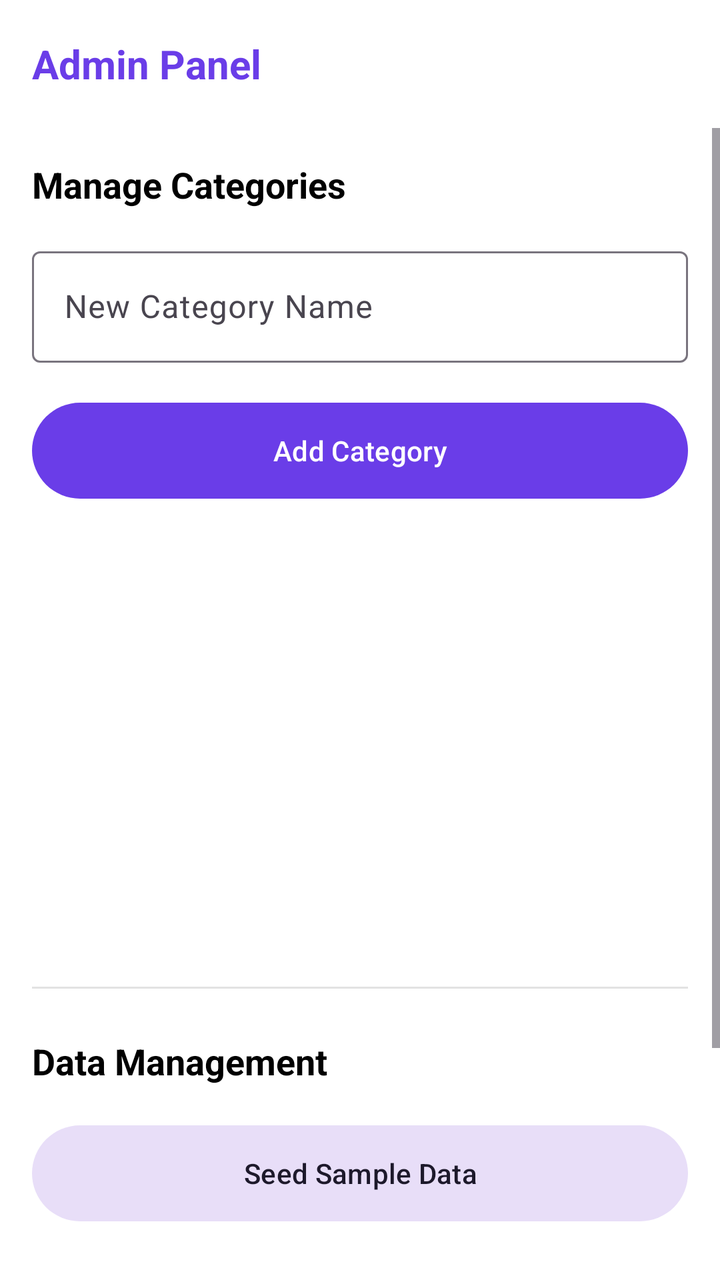
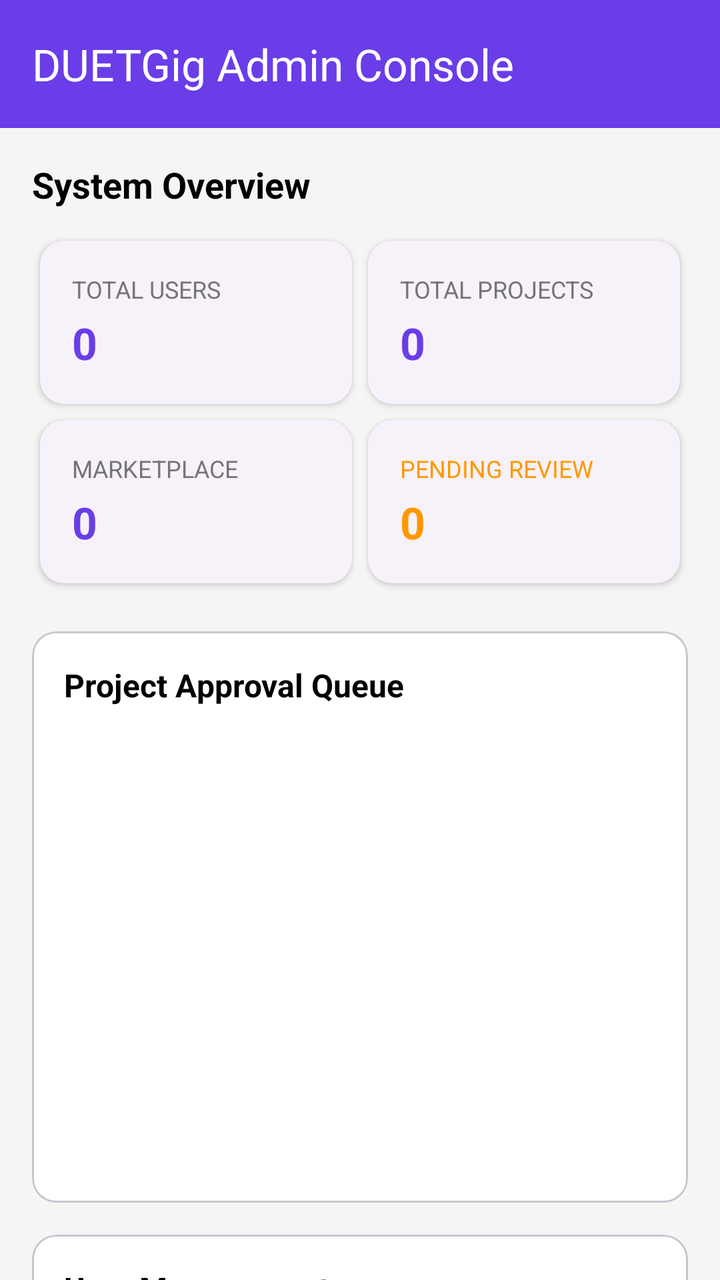

Screens rendered from an Android XML layout before and after an edit, with the pre-edit source and the edit as a unified diff.
<!-- AndroidManifest.xml: application theme Theme.DUETGig -->
<!-- res/layout/fragment_admin.xml -->
<?xml version="1.0" encoding="utf-8"?>
<LinearLayout xmlns:android="http://schemas.android.com/apk/res/android"
    xmlns:app="http://schemas.android.com/apk/res-auto"
    android:layout_width="match_parent"
    android:layout_height="match_parent"
    android:orientation="vertical"
    android:background="@color/window_background">

    <androidx.appcompat.widget.Toolbar
        android:layout_width="match_parent"
        android:layout_height="?attr/actionBarSize"
        android:background="@color/surface_color">

        <TextView
            android:layout_width="wrap_content"
            android:layout_height="wrap_content"
            android:text="Admin Panel"
            android:textSize="20sp"
            android:textStyle="bold"
            android:textColor="@color/primary" />
    </androidx.appcompat.widget.Toolbar>

    <ScrollView
        android:layout_width="match_parent"
        android:layout_height="match_parent">

        <LinearLayout
            android:layout_width="match_parent"
            android:layout_height="wrap_content"
            android:orientation="vertical"
            android:padding="16dp"
            android:background="@color/surface_color">

            <TextView
                android:layout_width="wrap_content"
                android:layout_height="wrap_content"
                android:text="Manage Categories"
                android:textSize="18sp"
                android:textStyle="bold"
                android:textColor="@color/text_primary" />

            <com.google.android.material.textfield.TextInputLayout
                style="@style/Widget.Material3.TextInputLayout.OutlinedBox"
                android:layout_width="match_parent"
                android:layout_height="wrap_content"
                android:hint="New Category Name"
                android:layout_marginTop="16dp">

                <com.google.android.material.textfield.TextInputEditText
                    android:id="@+id/etNewCategory"
                    android:layout_width="match_parent"
                    android:layout_height="wrap_content" />
            </com.google.android.material.textfield.TextInputLayout>

            <com.google.android.material.button.MaterialButton
                android:id="@+id/btnAddCategory"
                android:layout_width="match_parent"
                android:layout_height="56dp"
                android:text="Add Category"
                android:textAllCaps="false"
                android:layout_marginTop="16dp" />

            <androidx.recyclerview.widget.RecyclerView
                android:id="@+id/adminCategoriesRecyclerView"
                android:layout_width="match_parent"
                android:layout_height="200dp"
                android:layout_marginTop="16dp" />

            <View
                android:layout_width="match_parent"
                android:layout_height="1dp"
                android:background="@color/grey"
                android:layout_marginTop="24dp"
                android:alpha="0.2" />

            <TextView
                android:layout_width="wrap_content"
                android:layout_height="wrap_content"
                android:text="Data Management"
                android:textSize="18sp"
                android:textStyle="bold"
                android:textColor="@color/text_primary"
                android:layout_marginTop="24dp" />

            <com.google.android.material.button.MaterialButton
                android:id="@+id/btnSeedData"
                style="@style/Widget.Material3.Button.TonalButton"
                android:layout_width="match_parent"
                android:layout_height="56dp"
                android:text="Seed Sample Data"
                android:textAllCaps="false"
                android:layout_marginTop="16dp" />

            <com.google.android.material.button.MaterialButton
                android:id="@+id/btnClearData"
                style="@style/Widget.Material3.Button.TextButton"
                android:layout_width="match_parent"
                android:layout_height="wrap_content"
                android:text="Clear All Marketplace Services"
                android:textAllCaps="false"
                android:textColor="#FF0000"
                android:layout_marginTop="8dp" />

            <TextView
                android:layout_width="wrap_content"
                android:layout_height="wrap_content"
                android:text="App Statistics"
                android:textSize="18sp"
                android:textStyle="bold"
                android:textColor="@color/text_primary"
                android:layout_marginTop="24dp" />

            <TextView
                android:id="@+id/statsUsers"
                android:layout_width="match_parent"
                android:layout_height="wrap_content"
                android:text="Total Users: Loading..."
                android:textColor="@color/text_primary"
                android:layout_marginTop="8dp" />

            <TextView
                android:id="@+id/statsProjects"
                android:layout_width="match_parent"
                android:layout_height="wrap_content"
                android:text="Total Projects: Loading..."
                android:textColor="@color/text_primary"
                android:layout_marginTop="4dp" />

        </LinearLayout>
    </ScrollView>
</LinearLayout>
<!-- resources referenced by this layout -->
<resources>
  <color name="grey">#757575</color>
  <color name="primary">#6A3DE8</color>
  <color name="surface_color">#FFFFFF</color>
  <color name="text_primary">#000000</color>
  <color name="window_background">#F5F5F5</color>
  <style name="Theme.DUETGig" parent="Base.Theme.DUETGig" />
  <style name="Base.Theme.DUETGig" parent="Theme.Material3.DayNight.NoActionBar">
          
          <item name="colorPrimary">@color/primary</item>
          <item name="colorPrimaryDark">@color/primary_dark</item>
          <item name="colorSecondary">@color/primary_dark</item>
  
          
          <item name="android:windowBackground">@color/window_background</item>
          <item name="colorSurface">@color/surface_color</item>
  
          
          <item name="android:statusBarColor">@color/primary</item>
          <item name="android:windowLightStatusBar" tools:targetApi="m">false</item>
      </style>
  <color name="primary_dark">#4B2DB3</color>
</resources>

<!-- the commit's change to res/layout/fragment_admin.xml (unified diff, before → after) -->
@@ -6,125 +6,349 @@
     android:orientation="vertical"
     android:background="@color/window_background">
 
-    <androidx.appcompat.widget.Toolbar
+    
+    <com.google.android.material.appbar.AppBarLayout
         android:layout_width="match_parent"
-        android:layout_height="?attr/actionBarSize"
-        android:background="@color/surface_color">
-
-        <TextView
-            android:layout_width="wrap_content"
-            android:layout_height="wrap_content"
-            android:text="Admin Panel"
-            android:textSize="20sp"
-            android:textStyle="bold"
-            android:textColor="@color/primary" />
-    </androidx.appcompat.widget.Toolbar>
+        android:layout_height="wrap_content"
+        android:theme="@style/ThemeOverlay.Material3.Dark.ActionBar"
+        app:elevation="4dp">
+
+        <androidx.appcompat.widget.Toolbar
+            android:layout_width="match_parent"
+            android:layout_height="?attr/actionBarSize"
+            android:background="@color/primary"
+            app:title="DUETGig Admin Console"
+            app:titleTextColor="@android:color/white" />
+    </com.google.android.material.appbar.AppBarLayout>
 
     <ScrollView
         android:layout_width="match_parent"
-        android:layout_height="match_parent">
+        android:layout_height="match_parent"
+        android:fillViewport="true"
+        android:scrollbars="none">
 
         <LinearLayout
             android:layout_width="match_parent"
             android:layout_height="wrap_content"
             android:orientation="vertical"
-            android:padding="16dp"
-            android:background="@color/surface_color">
-
+            android:padding="16dp">
+
+            
             <TextView
                 android:layout_width="wrap_content"
                 android:layout_height="wrap_content"
-                android:text="Manage Categories"
-                android:textSize="18sp"
-                android:textStyle="bold"
-                android:textColor="@color/text_primary" />
-
-            <com.google.android.material.textfield.TextInputLayout
-                style="@style/Widget.Material3.TextInputLayout.OutlinedBox"
-                android:layout_width="match_parent"
-                android:layout_height="wrap_content"
-                android:hint="New Category Name"
-                android:layout_marginTop="16dp">
-
-                <com.google.android.material.textfield.TextInputEditText
-                    android:id="@+id/etNewCategory"
-                    android:layout_width="match_parent"
-                    android:layout_height="wrap_content" />
-            </com.google.android.material.textfield.TextInputLayout>
-
-            <com.google.android.material.button.MaterialButton
-                android:id="@+id/btnAddCategory"
-                android:layout_width="match_parent"
-                android:layout_height="56dp"
-                android:text="Add Category"
-                android:textAllCaps="false"
-                android:layout_marginTop="16dp" />
-
-            <androidx.recyclerview.widget.RecyclerView
-                android:id="@+id/adminCategoriesRecyclerView"
-                android:layout_width="match_parent"
-                android:layout_height="200dp"
-                android:layout_marginTop="16dp" />
-
-            <View
-                android:layout_width="match_parent"
-                android:layout_height="1dp"
-                android:background="@color/grey"
-                android:layout_marginTop="24dp"
-                android:alpha="0.2" />
-
-            <TextView
-                android:layout_width="wrap_content"
-                android:layout_height="wrap_content"
-                android:text="Data Management"
+                android:text="System Overview"
                 android:textSize="18sp"
                 android:textStyle="bold"
                 android:textColor="@color/text_primary"
-                android:layout_marginTop="24dp" />
-
-            <com.google.android.material.button.MaterialButton
-                android:id="@+id/btnSeedData"
-                style="@style/Widget.Material3.Button.TonalButton"
-                android:layout_width="match_parent"
-                android:layout_height="56dp"
-                android:text="Seed Sample Data"
-                android:textAllCaps="false"
-                android:layout_marginTop="16dp" />
-
-            <com.google.android.material.button.MaterialButton
-                android:id="@+id/btnClearData"
-                style="@style/Widget.Material3.Button.TextButton"
-                android:layout_width="match_parent"
-                android:layout_height="wrap_content"
-                android:text="Clear All Marketplace Services"
-                android:textAllCaps="false"
-                android:textColor="#FF0000"
-                android:layout_marginTop="8dp" />
-
-            <TextView
-                android:layout_width="wrap_content"
-                android:layout_height="wrap_content"
-                android:text="App Statistics"
-                android:textSize="18sp"
-                android:textStyle="bold"
-                android:textColor="@color/text_primary"
-                android:layout_marginTop="24dp" />
-
-            <TextView
-                android:id="@+id/statsUsers"
-                android:layout_width="match_parent"
-                android:layout_height="wrap_content"
-                android:text="Total Users: Loading..."
-                android:textColor="@color/text_primary"
-                android:layout_marginTop="8dp" />
-
-            <TextView
-                android:id="@+id/statsProjects"
-                android:layout_width="match_parent"
-                android:layout_height="wrap_content"
-                android:text="Total Projects: Loading..."
-                android:textColor="@color/text_primary"
-                android:layout_marginTop="4dp" />
+                android:layout_marginBottom="12dp" />
+
+            <GridLayout
+                android:layout_width="match_parent"
+                android:layout_height="wrap_content"
+                android:columnCount="2"
+                android:alignmentMode="alignMargins"
+                android:columnOrderPreserved="false">
+
+                
+                <com.google.android.material.card.MaterialCardView
+                    style="@style/Widget.Material3.CardView.Elevated"
+                    android:layout_width="0dp"
+                    android:layout_height="wrap_content"
+                    android:layout_columnWeight="1"
+                    android:layout_margin="4dp"
+                    app:cardCornerRadius="12dp"
+                    app:cardElevation="2dp">
+
+                    <LinearLayout
+                        android:layout_width="match_parent"
+                        android:layout_height="wrap_content"
+                        android:orientation="vertical"
+                        android:padding="16dp">
+
+                        <TextView
+                            android:layout_width="wrap_content"
+                            android:layout_height="wrap_content"
+                            android:text="Total Users"
+                            android:textSize="12sp"
+                            android:textColor="@color/text_secondary"
+                            android:textAllCaps="true" />
+
+                        <TextView
+                            android:id="@+id/statsUsers"
+                            android:layout_width="wrap_content"
+                            android:layout_height="wrap_content"
+                            android:text="0"
+                            android:textSize="22sp"
+                            android:textStyle="bold"
+                            android:textColor="@color/primary"
+                            android:layout_marginTop="4dp" />
+                    </LinearLayout>
+                </com.google.android.material.card.MaterialCardView>
+
+                
+                <com.google.android.material.card.MaterialCardView
+                    style="@style/Widget.Material3.CardView.Elevated"
+                    android:layout_width="0dp"
+                    android:layout_height="wrap_content"
+                    android:layout_columnWeight="1"
+                    android:layout_margin="4dp"
+                    app:cardCornerRadius="12dp"
+                    app:cardElevation="2dp">
+
+                    <LinearLayout
+                        android:layout_width="match_parent"
+                        android:layout_height="wrap_content"
+                        android:orientation="vertical"
+                        android:padding="16dp">
+
+                        <TextView
+                            android:layout_width="wrap_content"
+                            android:layout_height="wrap_content"
+                            android:text="Total Projects"
+                            android:textSize="12sp"
+                            android:textColor="@color/text_secondary"
+                            android:textAllCaps="true" />
+
+                        <TextView
+                            android:id="@+id/statsProjects"
+                            android:layout_width="wrap_content"
+                            android:layout_height="wrap_content"
+                            android:text="0"
+                            android:textSize="22sp"
+                            android:textStyle="bold"
+                            android:textColor="@color/primary"
+                            android:layout_marginTop="4dp" />
+                    </LinearLayout>
+                </com.google.android.material.card.MaterialCardView>
+
+                
+                <com.google.android.material.card.MaterialCardView
+                    style="@style/Widget.Material3.CardView.Elevated"
+                    android:layout_width="0dp"
+                    android:layout_height="wrap_content"
+                    android:layout_columnWeight="1"
+                    android:layout_margin="4dp"
+                    app:cardCornerRadius="12dp"
+                    app:cardElevation="2dp">
+
+                    <LinearLayout
+                        android:layout_width="match_parent"
+                        android:layout_height="wrap_content"
+                        android:orientation="vertical"
+                        android:padding="16dp">
+
+                        <TextView
+                            android:layout_width="wrap_content"
+                            android:layout_height="wrap_content"
+                            android:text="Marketplace"
+                            android:textSize="12sp"
+                            android:textColor="@color/text_secondary"
+                            android:textAllCaps="true" />
+
+                        <TextView
+                            android:id="@+id/statsServices"
+                            android:layout_width="wrap_content"
+                            android:layout_height="wrap_content"
+                            android:text="0"
+                            android:textSize="22sp"
+                            android:textStyle="bold"
+                            android:textColor="@color/primary"
+                            android:layout_marginTop="4dp" />
+                    </LinearLayout>
+                </com.google.android.material.card.MaterialCardView>
+
+                
+                <com.google.android.material.card.MaterialCardView
+                    style="@style/Widget.Material3.CardView.Elevated"
+                    android:layout_width="0dp"
+                    android:layout_height="wrap_content"
+                    android:layout_columnWeight="1"
+                    android:layout_margin="4dp"
+                    app:cardCornerRadius="12dp"
+                    app:cardElevation="2dp">
+
+                    <LinearLayout
+                        android:layout_width="match_parent"
+                        android:layout_height="wrap_content"
+                        android:orientation="vertical"
+                        android:padding="16dp">
+
+                        <TextView
+                            android:layout_width="wrap_content"
+                            android:layout_height="wrap_content"
+                            android:text="Pending Review"
+                            android:textSize="12sp"
+                            android:textColor="#FF9800"
+                            android:textAllCaps="true" />
+
+                        <TextView
+                            android:id="@+id/statsPending"
+                            android:layout_width="wrap_content"
+                            android:layout_height="wrap_content"
+                            android:text="0"
+                            android:textSize="22sp"
+                            android:textStyle="bold"
+                            android:textColor="#FF9800"
+                            android:layout_marginTop="4dp" />
+                    </LinearLayout>
+                </com.google.android.material.card.MaterialCardView>
+            </GridLayout>
+
+            
+            <com.google.android.material.card.MaterialCardView
+                style="@style/Widget.Material3.CardView.Outlined"
+                android:layout_width="match_parent"
+                android:layout_height="wrap_content"
+                android:layout_marginTop="20dp"
+                app:cardCornerRadius="12dp">
+
+                <LinearLayout
+                    android:layout_width="match_parent"
+                    android:layout_height="wrap_content"
+                    android:orientation="vertical"
+                    android:padding="16dp">
+
+                    <TextView
+                        android:layout_width="wrap_content"
+                        android:layout_height="wrap_content"
+                        android:text="Project Approval Queue"
+                        android:textSize="16sp"
+                        android:textStyle="bold"
+                        android:textColor="@color/text_primary" />
+
+                    <androidx.recyclerview.widget.RecyclerView
+                        android:id="@+id/adminProjectsRecyclerView"
+                        android:layout_width="match_parent"
+                        android:layout_height="220dp"
+                        android:layout_marginTop="12dp" />
+                </LinearLayout>
+            </com.google.android.material.card.MaterialCardView>
+
+            
+            <com.google.android.material.card.MaterialCardView
+                style="@style/Widget.Material3.CardView.Outlined"
+                android:layout_width="match_parent"
+                android:layout_height="wrap_content"
+                android:layout_marginTop="16dp"
+                app:cardCornerRadius="12dp">
+
+                <LinearLayout
+                    android:layout_width="match_parent"
+                    android:layout_height="wrap_content"
+                    android:orientation="vertical"
+                    android:padding="16dp">
+
+                    <TextView
+                        android:layout_width="wrap_content"
+                        android:layout_height="wrap_content"
+                        android:text="User Management"
+                        android:textSize="16sp"
+                        android:textStyle="bold"
+                        android:textColor="@color/text_primary" />
+
+                    <androidx.recyclerview.widget.RecyclerView
+                        android:id="@+id/adminUsersRecyclerView"
+                        android:layout_width="match_parent"
+                        android:layout_height="220dp"
+                        android:layout_marginTop="12dp" />
+                </LinearLayout>
+            </com.google.android.material.card.MaterialCardView>
+
+            
+            <com.google.android.material.card.MaterialCardView
+                style="@style/Widget.Material3.CardView.Outlined"
+                android:layout_width="match_parent"
+                android:layout_height="wrap_content"
+                android:layout_marginTop="16dp"
+                app:cardCornerRadius="12dp">
+
+                <LinearLayout
+                    android:layout_width="match_parent"
+                    android:layout_height="wrap_content"
+                    android:orientation="vertical"
+                    android:padding="16dp">
+
+                    <TextView
+                        android:layout_width="wrap_content"
+                        android:layout_height="wrap_content"
+                        android:text="Category Management"
+                        android:textSize="16sp"
+                        android:textStyle="bold"
+                        android:textColor="@color/text_primary" />
+
+                    <com.google.android.material.textfield.TextInputLayout
+                        style="@style/Widget.Material3.TextInputLayout.OutlinedBox"
+                        android:layout_width="match_parent"
+                        android:layout_height="wrap_content"
+                        android:hint="New Category Name"
+                        android:layout_marginTop="12dp">
+
+                        <com.google.android.material.textfield.TextInputEditText
+                            android:id="@+id/etNewCategory"
+                            android:layout_width="match_parent"
+                            android:layout_height="wrap_content" />
+                    </com.google.android.material.textfield.TextInputLayout>
+
+                    <com.google.android.material.button.MaterialButton
+                        android:id="@+id/btnAddCategory"
+                        android:layout_width="match_parent"
+                        android:layout_height="48dp"
+                        android:text="Add Category"
+                        android:textAllCaps="false"
+                        android:layout_marginTop="8dp" />
+
+                    <androidx.recyclerview.widget.RecyclerView
+                        android:id="@+id/adminCategoriesRecyclerView"
+                        android:layout_width="match_parent"
+                        android:layout_height="180dp"
+                        android:layout_marginTop="12dp" />
+                </LinearLayout>
+            </com.google.android.material.card.MaterialCardView>
+
+            
+            <com.google.android.material.card.MaterialCardView
+                style="@style/Widget.Material3.CardView.Outlined"
+                android:layout_width="match_parent"
+                android:layout_height="wrap_content"
+                android:layout_marginTop="16dp"
+                android:layout_marginBottom="24dp"
+                app:cardCornerRadius="12dp">
+
+                <LinearLayout
+                    android:layout_width="match_parent"
+                    android:layout_height="wrap_content"
+                    android:orientation="vertical"
+                    android:padding="16dp">
+
+                    <TextView
+                        android:layout_width="wrap_content"
+                        android:layout_height="wrap_content"
+                        android:text="System Utilities"
+                        android:textSize="16sp"
+                        android:textStyle="bold"
+                        android:textColor="@color/text_primary"
+                        android:layout_marginBottom="12dp" />
+
+                    <com.google.android.material.button.MaterialButton
+                        android:id="@+id/btnSeedData"
+                        style="@style/Widget.Material3.Button.TonalButton"
+                        android:layout_width="match_parent"
+                        android:layout_height="48dp"
+                        android:text="Seed Sample Data"
+                        android:textAllCaps="false" />
+
+                    <com.google.android.material.button.MaterialButton
+                        android:id="@+id/btnClearData"
+                        style="@style/Widget.Material3.Button.TextButton"
+                        android:layout_width="match_parent"
+                        android:layout_height="wrap_content"
+                        android:text="Clear All Marketplace Services"
+                        android:textAllCaps="false"
+                        android:textColor="#FF0000"
+                        android:layout_marginTop="8dp" />
+                </LinearLayout>
+            </com.google.android.material.card.MaterialCardView>
 
         </LinearLayout>
     </ScrollView>
<!-- resource entries referenced after the edit -->
@@ -1,9 +1,8 @@
 <!-- resources referenced by this layout -->
 <resources>
-  <color name="grey">#757575</color>
   <color name="primary">#6A3DE8</color>
-  <color name="surface_color">#FFFFFF</color>
   <color name="text_primary">#000000</color>
+  <color name="text_secondary">#757575</color>
   <color name="window_background">#F5F5F5</color>
   <style name="Theme.DUETGig" parent="Base.Theme.DUETGig" />
   <style name="Base.Theme.DUETGig" parent="Theme.Material3.DayNight.NoActionBar">
@@ -21,5 +20,6 @@
           <item name="android:windowLightStatusBar" tools:targetApi="m">false</item>
       </style>
   <color name="primary_dark">#4B2DB3</color>
+  <color name="surface_color">#FFFFFF</color>
 </resources>
 
